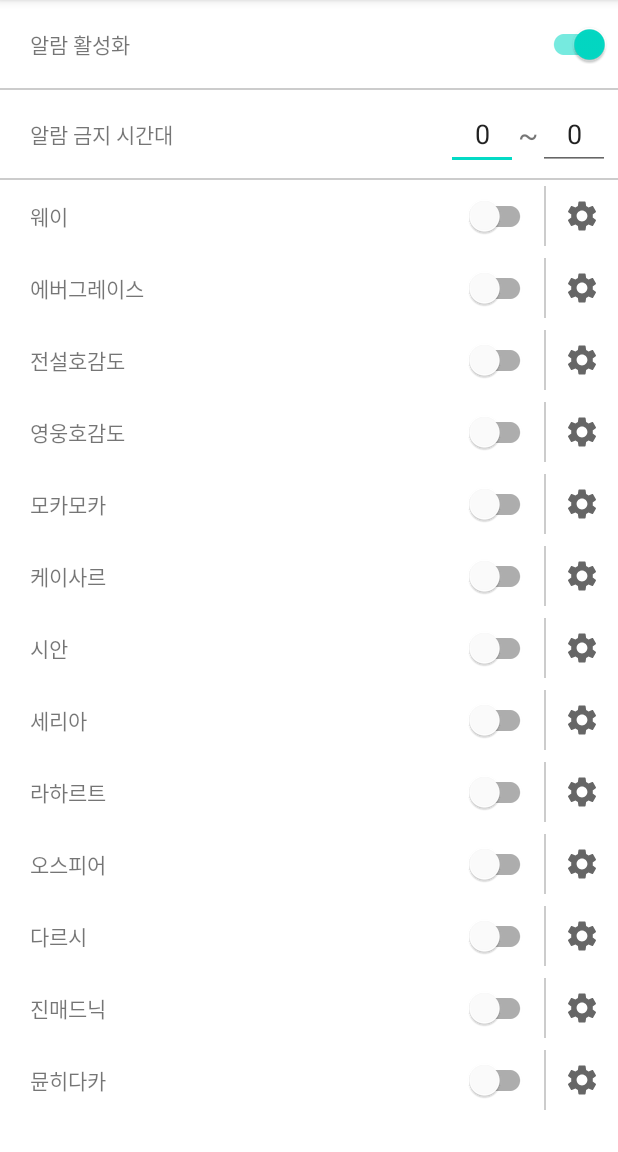
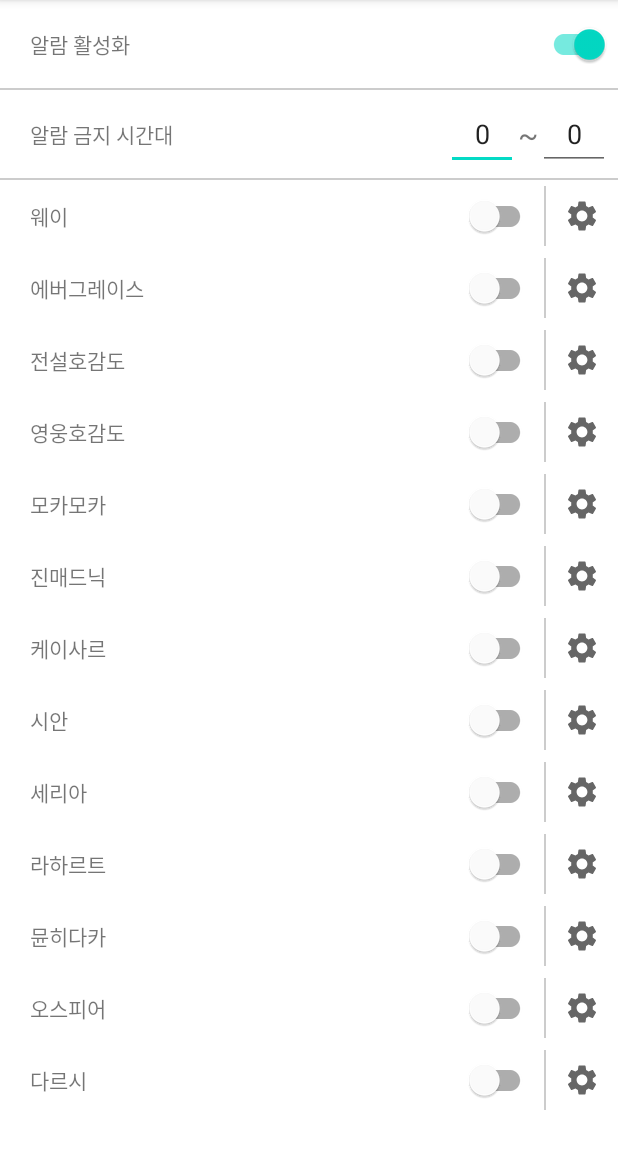
Before and after one commit to DevJaewoo/its-my-waye, an Android app: the AlarmFragment screen opened directly, with no data from a screen before it, on a phone screen of 412 x 824 dp, the part 84-1236 px from its top. Run offline under Robolectric (Android 15) with nearby library versions, the phone set to English and light mode, and no system bars.

Commit message:
버전 수정 AlarmAdapter 내의 Dataset 제거 아이템 이름 사이 공백 제거

```diff
--- a/app/build.gradle
+++ b/app/build.gradle
@@ -10,8 +10,8 @@ android {
         applicationId "com.devjaewoo.itsmywaye"
         minSdk 23
         targetSdk 31
-        versionCode 5
-        versionName "1.04"
+        versionCode 6
+        versionName "1.06"
 
         testInstrumentationRunner "androidx.test.runner.AndroidJUnitRunner"
     }
--- a/app/src/main/java/com/devjaewoo/itsmywaye/AlarmFragment.kt
+++ b/app/src/main/java/com/devjaewoo/itsmywaye/AlarmFragment.kt
@@ -29,7 +29,7 @@ class AlarmFragment : Fragment() {
         mContext = context
     }
 
-    override fun onCreateView(inflater: LayoutInflater, container: ViewGroup?, savedInstanceState: Bundle?): View? {
+    override fun onCreateView(inflater: LayoutInflater, container: ViewGroup?, savedInstanceState: Bundle?): View {
         Log.d(TAG, "onCreateView: ")
 
         _binding = FragmentAlarmBinding.inflate(inflater, container, false)
@@ -39,8 +39,6 @@ class AlarmFragment : Fragment() {
 
         alarmRecyclerView.adapter = alarmRecyclerAdapter
         alarmRecyclerView.layoutManager = LinearLayoutManager(context, RecyclerView.VERTICAL, false)
-
-        alarmRecyclerAdapter.dataSet = ApplicationManager.ItemList
 
         updateAlarmEnabled(ApplicationManager.isAlarmEnabled)
         updateAlarmOfftimeStart(ApplicationManager.alarmOffTimeStart)
--- a/app/src/main/java/com/devjaewoo/itsmywaye/AlarmRecyclerAdapter.kt
+++ b/app/src/main/java/com/devjaewoo/itsmywaye/AlarmRecyclerAdapter.kt
@@ -12,12 +12,6 @@ import com.devjaewoo.itsmywaye.model.Item
 import com.google.android.material.switchmaterial.SwitchMaterial
 
 class AlarmRecyclerAdapter: RecyclerView.Adapter<AlarmRecyclerAdapter.ViewHolder>() {
-
-    var dataSet: List<Item> = ArrayList()
-    set(value) {
-        field = value
-        notifyDataSetChanged()
-    }
 
     class ViewHolder(view: View) : RecyclerView.ViewHolder(view) {
         var id: Int
@@ -57,8 +51,8 @@ class AlarmRecyclerAdapter: RecyclerView.Adapter<AlarmRecyclerAdapter.ViewHolder
     }
 
     override fun onBindViewHolder(viewHolder: ViewHolder, position: Int) {
-        viewHolder.onBind(dataSet[position])
+        viewHolder.onBind(ApplicationManager.ItemList[position])
     }
 
-    override fun getItemCount(): Int = dataSet.size
+    override fun getItemCount(): Int = ApplicationManager.ItemList.size
 }
--- a/app/src/main/java/com/devjaewoo/itsmywaye/ApplicationManager.kt
+++ b/app/src/main/java/com/devjaewoo/itsmywaye/ApplicationManager.kt
@@ -78,7 +78,7 @@ class ApplicationManager : Application() {
         Log.d(TAG, "loadPreferences: \n" +
                 "AlarmEnabled: $isAlarmEnabled\n" +
                 "AlarmOffTimeStart: $alarmOffTimeStart\n" +
-                "AlarmOffTimeEnd: $alarmOffTimeEnd" +
+                "AlarmOffTimeEnd: $alarmOffTimeEnd\n" +
                 "AllNotificationAllowed: $isAllNotificationAllowed\n" +
                 "DiscordNotificationAllowed: $isDiscordNotificationAllowed\n" +
                 "KakaotalkNotificationAllowed: $isKakaotalkNotificationAllowed\n")
--- a/app/src/main/res/values/arrays.xml
+++ b/app/src/main/res/values/arrays.xml
@@ -6,12 +6,12 @@
         <item>전설호감도</item>
         <item>영웅호감도</item>
         <item>모카모카</item>
-        <item>진 매드닉</item>
+        <item>진매드닉</item>
         <item>케이사르</item>
         <item>시안</item>
         <item>세리아</item>
         <item>라하르트</item>
-        <item>뮨 히다카</item>
+        <item>뮨히다카</item>
         <item>오스피어</item>
         <item>다르시</item>
     </string-array>
```
